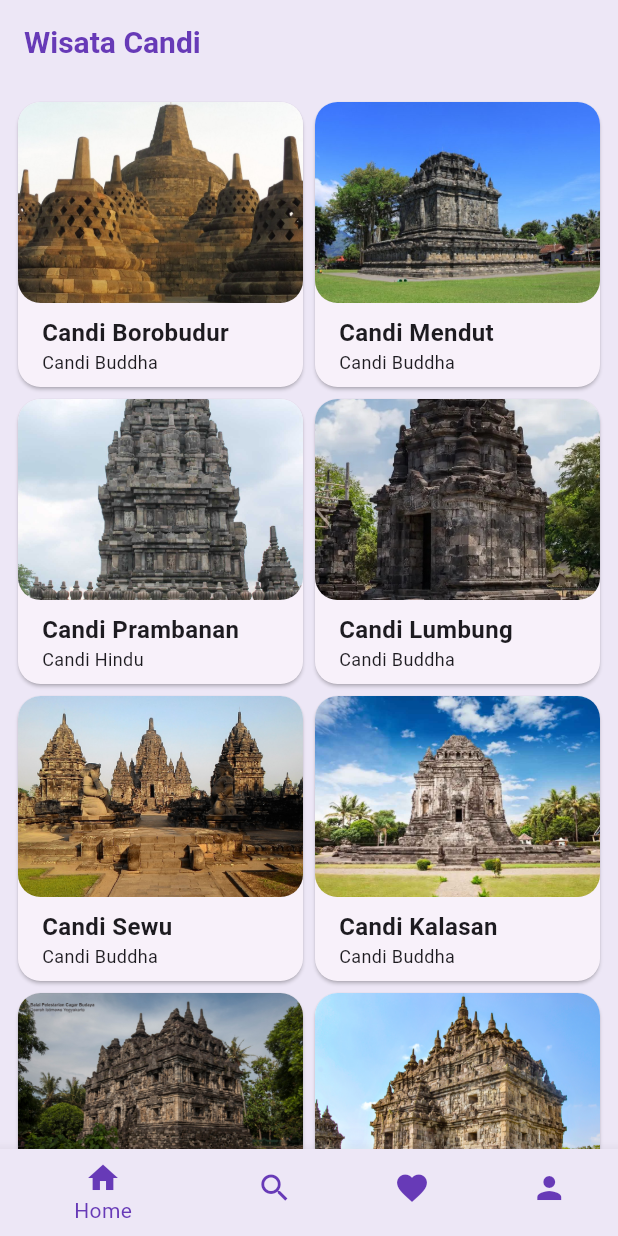
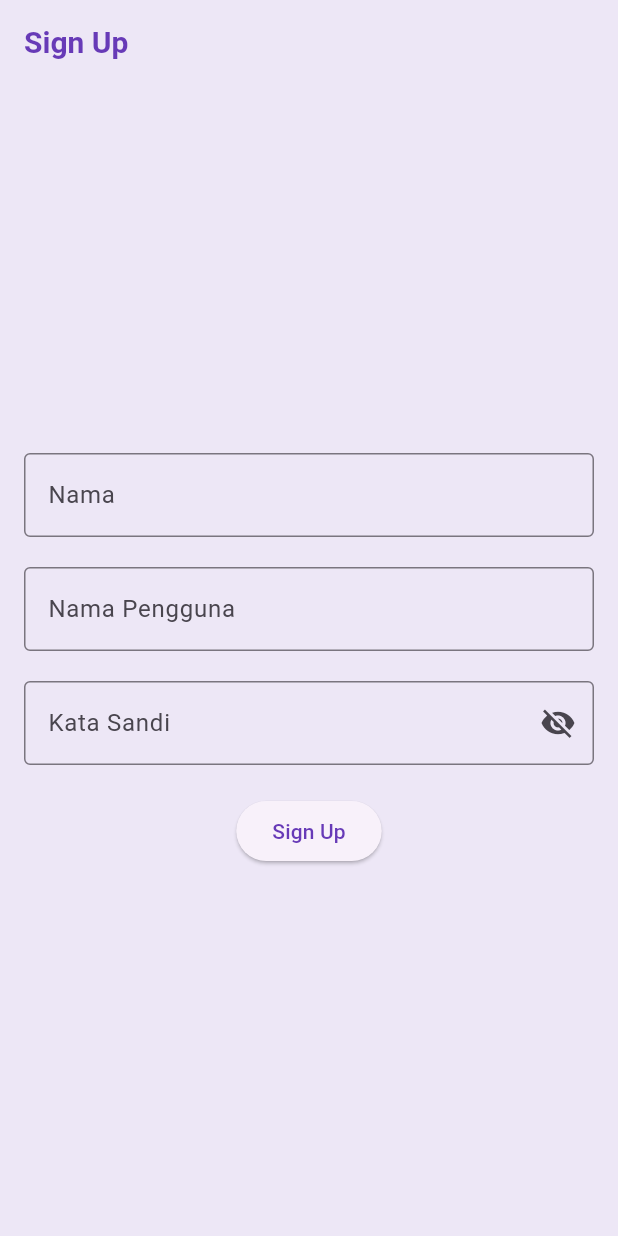
Before and after one commit to Stephen1303/prj_wisatacandi_si51w, a Flutter app: the screen it shows after launch, on a phone screen of 412 x 824 dp. Run offline on Flutter 3.47's test engine with Material 3 defaults, Android fonts, the phone set to English and light mode, and no system bars.

Commit message:
signup screen

```diff
--- a/lib/main.dart
+++ b/lib/main.dart
@@ -6,6 +6,7 @@
 import 'package:prj_wisatacandi_si51w/screens/profile_screen.dart';
 import 'package:prj_wisatacandi_si51w/screens/search_screen.dart';
 import 'package:prj_wisatacandi_si51w/screens/signin_screen.dart';
+import 'package:prj_wisatacandi_si51w/screens/signup_screen.dart';
 
 void main() {
   runApp(const MyApp());
@@ -31,7 +32,7 @@
                 primary: Colors.deepPurple, surface: Colors.deepPurple[50]),
         useMaterial3: true,
       ),
-      home: MainScreen(),
+      home: SignupScreen(),
     );
   }
 }
--- /dev/null
+++ b/lib/screens/signup_screen.dart
@@ -0,0 +1,115 @@
+import 'package:flutter/material.dart';
+
+class SignupScreen extends StatefulWidget {
+  const SignupScreen({super.key});
+
+  @override
+  State<SignupScreen> createState() => _SignupScreenState();
+}
+
+class _SignupScreenState extends State<SignupScreen> {
+  final TextEditingController _nameController = TextEditingController();
+  final TextEditingController _usernameController = TextEditingController();
+  final TextEditingController _passwordController = TextEditingController();
+  String _errorText = '';
+  bool _obscurePassword = true;
+  void _signUp() async {
+    final String name = _nameController.text.trim();
+    final String username = _usernameController.text.trim();
+    final String password = _passwordController.text.trim();
+    if (password.length < 8 ||
+        !password.contains(RegExp(r'[A-Z]')) ||
+        !password.contains(RegExp(r'[a-z]')) ||
+        !password.contains(RegExp(r'[0-9]')) ||
+        !password.contains(RegExp(r'[!@#$%^&*(),.?":{}|<>]'))) {
+      setState(() {
+        _errorText =
+            'Minimal 8 karakter, kombinasi [A-Z], [a-z], [0-9], [!@#\\\$%^&*(),.?":{}|<>]';
+      });
+      return;
+    }
+    print('*** Sign up berhasil!');
+    print('Nama: $name');
+    print('Nama Pengguna: $username');
+    print('Password: $password');
+  }
+
+  @override
+  void dispose() {
+    // TODO: implement dispose
+    _nameController.dispose();
+    _usernameController.dispose();
+    _passwordController.dispose();
+    super.dispose();
+  }
+
+  @override
+  Widget build(BuildContext context) {
+    return Scaffold(
+      appBar: AppBar(
+        title: const Text('Sign Up'),
+      ),
+      body: Center(
+        child: SingleChildScrollView(
+          child: Padding(
+            padding: const EdgeInsets.all(16.0),
+            child: Form(
+              child: Column(
+                mainAxisAlignment: MainAxisAlignment.center,
+                crossAxisAlignment: CrossAxisAlignment.center,
+                children: [
+                  TextFormField(
+                    controller: _nameController,
+                    decoration: InputDecoration(
+                      labelText: "Nama",
+                      border: OutlineInputBorder(),
+                    ),
+                  ),
+                  SizedBox(
+                    height: 20,
+                  ),
+                  TextFormField(
+                    controller: _usernameController,
+                    decoration: InputDecoration(
+                      labelText: "Nama Pengguna",
+                      border: OutlineInputBorder(),
+                    ),
+                  ),
+                  SizedBox(
+                    height: 20,
+                  ),
+                  TextFormField(
+                    controller: _passwordController,
+                    decoration: InputDecoration(
+                        labelText: "Kata Sandi",
+                        errorText: _errorText.isNotEmpty ? _errorText : null,
+                        border: OutlineInputBorder(),
+                        suffixIcon: IconButton(
+                          onPressed: () {
+                            setState(() {
+                              _obscurePassword = !_obscurePassword;
+                            });
+                          },
+                          icon: Icon(_obscurePassword
+                              ? Icons.visibility_off
+                              : Icons.visibility),
+                        )),
+                    obscureText: _obscurePassword,
+                  ),
+                  SizedBox(
+                    height: 20,
+                  ),
+                  ElevatedButton(
+                      onPressed: () {
+                        _signUp();
+                      },
+                      child: Text("Sign Up")),
+                ],
+              ),
+            ),
+          ),
+        ),
+      ),
+    );
+  }
+}
```
